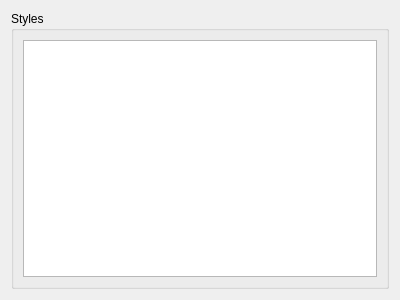
KDE/krita, file krita/ui/layerstyles/wdgstylesselector.ui: the form before one commit.
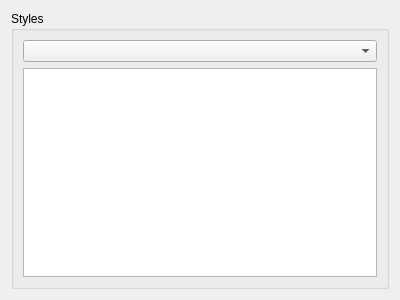
The form after the commit.

Commit message:
Implement the style collection/style selector for the layer style dialog
A style collection is a resource that contains styles, the styles them-
selves are not resources. If you select a style from a collection, its
settings should be copied to the current style applied to the layer.

Layers don't share predefined styles, at least not in Photoshop.

```diff
--- a/krita/ui/layerstyles/wdgstylesselector.ui
+++ b/krita/ui/layerstyles/wdgstylesselector.ui
@@ -20,9 +20,12 @@
       <string>Styles</string>
      </property>
      <layout class="QGridLayout" name="gridLayout_2">
-      <item row="0" column="0">
+      <item row="1" column="0">
        <widget class="QListWidget" name="listStyles"/>
       </item>
+      <item row="0" column="0">
+       <widget class="QComboBox" name="cmbStyleCollections"/>
+      </item>
      </layout>
     </widget>
    </item>
```
The commit also changes 10 other files.
